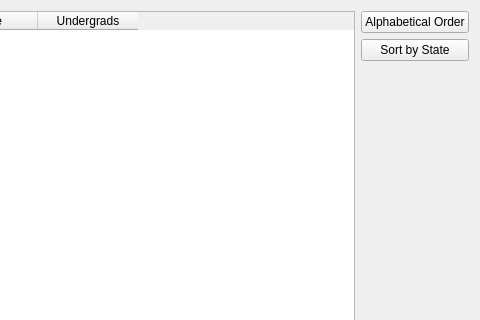
The window that CollegeTouring/collegelist.ui (belalzahran/CS_Project2_TheApplicants) describes before a commit, drawn with Qt 5; both pictures show x 174 to 654 and y 0 to 320 of the 654 by 509 pixel window.
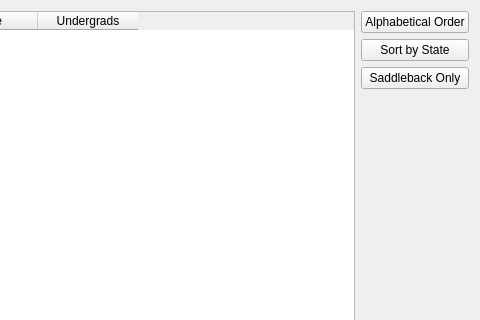
The same window after the commit.

Diff of the .ui file:
```diff
--- a/CollegeTouring/collegelist.ui
+++ b/CollegeTouring/collegelist.ui
@@ -49,6 +49,13 @@
        </property>
       </widget>
      </item>
+     <item>
+      <widget class="QPushButton" name="pushButton">
+       <property name="text">
+        <string>Saddleback Only</string>
+       </property>
+      </widget>
+     </item>
      <item>
       <spacer name="verticalSpacer">
        <property name="orientation">
```
